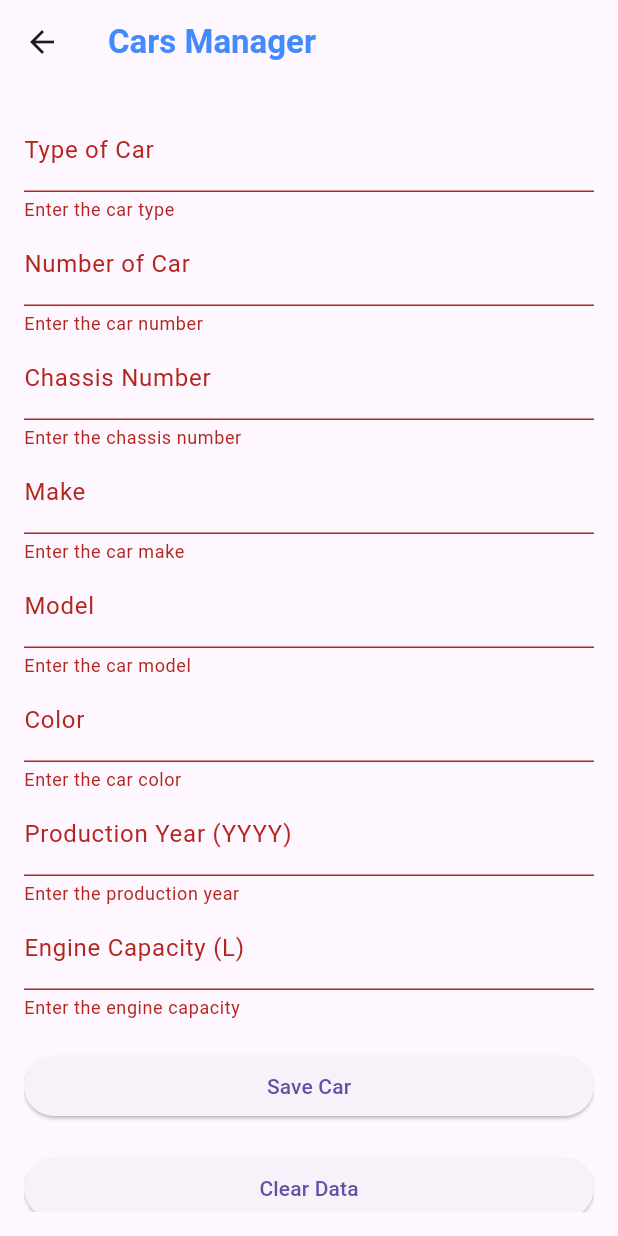
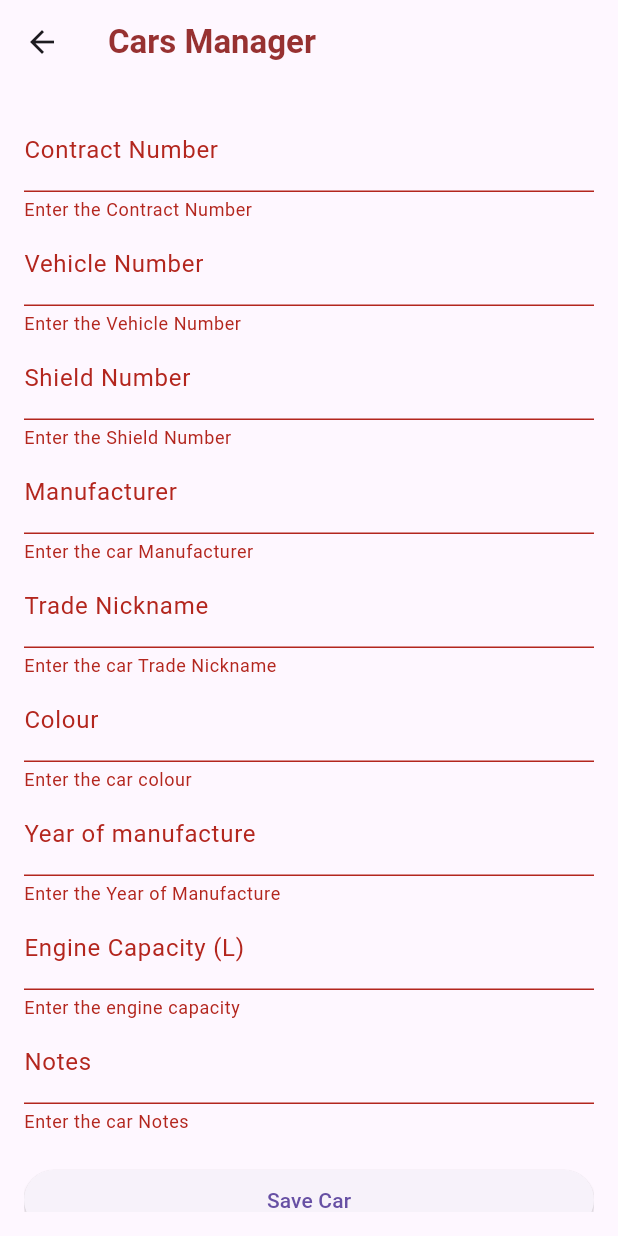
Before and after one commit to hasanqrq/cars_manager, a Flutter app: the CarForm screen opened directly, after a tap on "Save Car", on a phone screen of 412 x 824 dp. Run offline on Flutter 3.47's test engine with Material 3 defaults, Android fonts, the light colour scheme and no system bars; our stand-ins replace cloud_firestore, file_picker, firebase_core; accounts and stored records are empty.

Commit message:
required modifications

```diff
--- a/lib/car.dart
+++ b/lib/car.dart
@@ -1,51 +1,65 @@
 class Car {
   final String id;
-  final String typeOfCar;
-  final int numberOfCar;
-  final String chassisNumber;
-  final String make;
-  final String model;
-  final String color;
-  final DateTime productionDate;
+  final String
+      contractNumber; // Update this if the field name in Firestore is 'typeOfCar'
+  final int vehicleNumber;
+  final String shieldNumber;
+  final String manufacturer;
+  final String tradeNickname;
+  final String colour; // This should match 'color' in Firestore
+  final DateTime yearOfmanufacture;
   final double engineCapacity;
+  final String notes;
 
   Car({
     required this.id,
-    required this.typeOfCar,
-    required this.numberOfCar,
-    required this.chassisNumber,
-    required this.make,
-    required this.model,
-    required this.color,
-    required this.productionDate,
+    required this.contractNumber,
+    required this.vehicleNumber,
+    required this.shieldNumber,
+    required this.manufacturer,
+    required this.tradeNickname,
+    required this.colour,
+    required this.yearOfmanufacture,
     required this.engineCapacity,
+    required this.notes,
   });
 
   Map<String, dynamic> toMap() {
     return {
       'id': id,
-      'typeOfCar': typeOfCar,
-      'numberOfCar': numberOfCar,
-      'chassisNumber': chassisNumber,
-      'make': make,
-      'model': model,
-      'color': color,
-      'productionDate': productionDate.toIso8601String(),
+      'typeOfCar':
+          contractNumber, // Update this key if Firestore uses 'typeOfCar'
+      'vehicleNumber': vehicleNumber,
+      'shieldNumber': shieldNumber,
+      'manufacturer': manufacturer,
+      'tradeNickname': tradeNickname,
+      'color': colour, // Ensure this key matches Firestore
+      'yearOfmanufacture': yearOfmanufacture.toIso8601String(),
       'engineCapacity': engineCapacity,
+      'notes': notes,
     };
   }
 
   factory Car.fromMap(Map<String, dynamic> map) {
     return Car(
-      id: map['id'],
-      typeOfCar: map['typeOfCar'],
-      numberOfCar: map['numberOfCar'],
-      chassisNumber: map['chassisNumber'],
-      make: map['make'],
-      model: map['model'],
-      color: map['color'],
-      productionDate: DateTime.parse(map['productionDate']),
-      engineCapacity: map['engineCapacity'],
+      id: map['id'] ?? '', // Add default empty string to avoid null errors
+      contractNumber: map['typeOfCar'] ??
+          '', // Use 'typeOfCar' based on your Firestore data
+      vehicleNumber: map['vehicleNumber'] ?? 0, // Add default value for int
+      shieldNumber: map['shieldNumber'] ??
+          '', // Add default empty string to avoid null errors
+      manufacturer: map['manufacturer'] ??
+          '', // Add default empty string to avoid null errors
+      tradeNickname: map['tradeNickname'] ??
+          '', // Add default empty string to avoid null errors
+      colour: map['color'] ??
+          '', // Ensure this matches Firestore and add default value
+      yearOfmanufacture: DateTime.parse(map['yearOfmanufacture'] ??
+          DateTime.now().toString()), // Add fallback for date parsing
+      engineCapacity: map['engineCapacity']?.toDouble() ??
+          0.0, // Convert to double and add default value
+      notes:
+          map['notes'] ?? '', // Add default empty string to avoid null errors
     );
   }
 }
--- a/lib/car_form.dart
+++ b/lib/car_form.dart
@@ -5,7 +5,7 @@ import 'cars_table.dart';
 import 'car.dart';
 
 class CarForm extends StatefulWidget {
-  const CarForm({Key? key}) : super(key: key);
+  const CarForm({super.key});
 
   @override
   CarFormState createState() => CarFormState();
@@ -14,44 +14,48 @@ class CarForm extends StatefulWidget {
 class CarFormState extends State<CarForm> {
   final _formKey = GlobalKey<FormState>();
 
-  final _typeOfCarController = TextEditingController();
-  final _numberOfCarController = TextEditingController();
-  final _chassisNumberController = TextEditingController();
-  final _makeController = TextEditingController();
-  final _modelController = TextEditingController();
-  final _colorController = TextEditingController();
-  final _productionDateController = TextEditingController();
+  final _contractNumberController = TextEditingController();
+  final _vehicleNumberController = TextEditingController();
+  final _shieldNumberController = TextEditingController();
+  final _manufacturerController = TextEditingController();
+  final _tradeNicknameController = TextEditingController();
+  final _colourController = TextEditingController();
+  final _yearOfmanufactureController = TextEditingController();
   final _engineCapacityController = TextEditingController();
+  final _notesController = TextEditingController();
 
   @override
   void dispose() {
-    _typeOfCarController.dispose();
-    _numberOfCarController.dispose();
-    _chassisNumberController.dispose();
-    _makeController.dispose();
-    _modelController.dispose();
-    _colorController.dispose();
-    _productionDateController.dispose();
+    _contractNumberController.dispose();
+    _vehicleNumberController.dispose();
+    _shieldNumberController.dispose();
+    _manufacturerController.dispose();
+    _tradeNicknameController.dispose();
+    _colourController.dispose();
+    _yearOfmanufactureController.dispose();
     _engineCapacityController.dispose();
+    _notesController.dispose();
+
     super.dispose();
   }
 
   void _saveCar() async {
     if (_formKey.currentState!.validate()) {
       final car = Car(
-        id: FirebaseFirestore.instance.collection('cars').doc().id,
-        typeOfCar: _typeOfCarController.text,
-        numberOfCar: int.parse(_numberOfCarController.text),
-        chassisNumber: _chassisNumberController.text,
-        make: _makeController.text,
-        model: _modelController.text,
-        color: _colorController.text,
-        productionDate: DateTime(
-            int.parse(_productionDateController.text)), // Using only the year
-        engineCapacity: double.parse(_engineCapacityController.text),
-      );
+          id: FirebaseFirestore.instance.collection('cars').doc().id,
+          contractNumber: _contractNumberController.text,
+          vehicleNumber: int.parse(_vehicleNumberController.text),
+          shieldNumber: _shieldNumberController.text,
+          manufacturer: _manufacturerController.text,
+          tradeNickname: _tradeNicknameController.text,
+          colour: _colourController.text,
+          yearOfmanufacture: DateTime(int.parse(
+              _yearOfmanufactureController.text)), // Using only the year
+          engineCapacity: double.parse(_engineCapacityController.text),
+          notes: _notesController.text);
       await DatabaseHelper().insertCar(car);
 
+      if (!mounted) return; // Check if widget is still mounted
       ScaffoldMessenger.of(context).showSnackBar(
         const SnackBar(
           content: Text('Car saved successfully!'),
@@ -65,14 +69,15 @@ class CarFormState extends State<CarForm> {
 
   void _clearFields() {
     setState(() {
-      _typeOfCarController.clear();
-      _numberOfCarController.clear();
-      _chassisNumberController.clear();
-      _makeController.clear();
-      _modelController.clear();
-      _colorController.clear();
-      _productionDateController.clear();
+      _contractNumberController.clear();
+      _vehicleNumberController.clear();
+      _shieldNumberController.clear();
+      _manufacturerController.clear();
+      _tradeNicknameController.clear();
+      _colourController.clear();
+      _yearOfmanufactureController.clear();
       _engineCapacityController.clear();
+      _notesController.clear();
     });
   }
 
@@ -83,7 +88,7 @@ class CarFormState extends State<CarForm> {
         title: const Text(
           'Cars Manager',
           style: TextStyle(
-            color: Colors.blueAccent,
+            color: Color(0xff973131),
             fontWeight: FontWeight.bold,
           ),
         ),
@@ -95,49 +100,49 @@ class CarFormState extends State<CarForm> {
           child: ListView(
             children: [
               TextFormField(
-                controller: _typeOfCarController,
-                decoration: const InputDecoration(labelText: 'Type of Car'),
+                controller: _contractNumberController,
+                decoration: const InputDecoration(labelText: 'Contract Number'),
                 validator: (value) =>
-                    value!.isEmpty ? 'Enter the car type' : null,
+                    value!.isEmpty ? 'Enter the Contract Number' : null,
               ),
               TextFormField(
-                controller: _numberOfCarController,
-                decoration: const InputDecoration(labelText: 'Number of Car'),
+                controller: _vehicleNumberController,
+                decoration: const InputDecoration(labelText: 'Vehicle Number '),
                 keyboardType: TextInputType.number,
                 validator: (value) =>
-                    value!.isEmpty ? 'Enter the car number' : null,
+                    value!.isEmpty ? 'Enter the Vehicle Number ' : null,
               ),
               TextFormField(
-                controller: _chassisNumberController,
-                decoration: const InputDecoration(labelText: 'Chassis Number'),
+                controller: _shieldNumberController,
+                decoration: const InputDecoration(labelText: 'Shield Number'),
                 validator: (value) =>
-                    value!.isEmpty ? 'Enter the chassis number' : null,
+                    value!.isEmpty ? 'Enter the Shield Number' : null,
               ),
               TextFormField(
-                controller: _makeController,
-                decoration: const InputDecoration(labelText: 'Make'),
+                controller: _manufacturerController,
+                decoration: const InputDecoration(labelText: 'Manufacturer'),
                 validator: (value) =>
-                    value!.isEmpty ? 'Enter the car make' : null,
+                    value!.isEmpty ? 'Enter the car Manufacturer' : null,
               ),
               TextFormField(
-                controller: _modelController,
-                decoration: const InputDecoration(labelText: 'Model'),
+                controller: _tradeNicknameController,
+                decoration: const InputDecoration(labelText: 'Trade Nickname'),
                 validator: (value) =>
-                    value!.isEmpty ? 'Enter the car model' : null,
+                    value!.isEmpty ? 'Enter the car Trade Nickname' : null,
               ),
               TextFormField(
-                controller: _colorController,
-                decoration: const InputDecoration(labelText: 'Color'),
+                controller: _colourController,
+                decoration: const InputDecoration(labelText: 'Colour'),
                 validator: (value) =>
-                    value!.isEmpty ? 'Enter the car color' : null,
+                    value!.isEmpty ? 'Enter the car colour' : null,
               ),
               TextFormField(
-                controller: _productionDateController,
+                controller: _yearOfmanufactureController,
                 decoration: const InputDecoration(
-                    labelText: 'Production Year (YYYY)'), // Updated label
+                    labelText: 'Year of manufacture'), // Updated label
                 validator: (value) {
                   if (value!.isEmpty) {
-                    return 'Enter the production year';
+                    return 'Enter the Year of Manufacture';
                   } else if (int.tryParse(value) == null || value.length != 4) {
                     return 'Enter a valid year';
                   }
@@ -154,6 +159,12 @@ class CarFormState extends State<CarForm> {
                 validator: (value) =>
                     value!.isEmpty ? 'Enter the engine capacity' : null,
               ),
+              TextFormField(
+                controller: _notesController,
+                decoration: const InputDecoration(labelText: 'Notes'),
+                validator: (value) =>
+                    value!.isEmpty ? 'Enter the car Notes' : null,
+              ),
               const SizedBox(height: 20),
               ElevatedButton(
                 onPressed: _saveCar,
@@ -169,7 +180,7 @@ class CarFormState extends State<CarForm> {
                 onPressed: () {
                   Navigator.push(
                     context,
-                    MaterialPageRoute(builder: (context) => CarsTable()),
+                    MaterialPageRoute(builder: (context) => const CarsTable()),
                   );
                 },
                 child: const Text('Go to Cars Table'),
--- a/lib/cars_table.dart
+++ b/lib/cars_table.dart
@@ -4,13 +4,13 @@ import 'car.dart';
 import 'package:intl/intl.dart';
 
 class CarsTable extends StatefulWidget {
-  const CarsTable({Key? key}) : super(key: key);
+  const CarsTable({super.key});
 
   @override
-  _CarsTableState createState() => _CarsTableState();
+  CarsTableState createState() => CarsTableState();
 }
 
-class _CarsTableState extends State<CarsTable> {
+class CarsTableState extends State<CarsTable> {
   List<Car>? _cars;
   String searchQuery = ""; // Variable to hold the search query
 
@@ -22,6 +22,10 @@ class _CarsTableState extends State<CarsTable> {
 
   void _refreshCars() async {
     final cars = await DatabaseHelper().getCars();
+    debugPrint('Fetched cars: ${cars.length}'); // Debugging line
+
+    if (!mounted) return; // Check if widget is still mounted
+
     setState(() {
       _cars = cars;
     });
@@ -29,11 +33,15 @@ class _CarsTableState extends State<CarsTable> {
 
   void _deleteCar(String id) async {
     await DatabaseHelper().deleteCar(id);
+
+    if (!mounted) return; // Check if widget is still mounted
+
     setState(() {
       _cars = _cars?.where((car) => car.id != id).toList();
     });
+
     ScaffoldMessenger.of(context).showSnackBar(
-      SnackBar(
+      const SnackBar(
         content: Text('Car deleted successfully!'),
         duration: Duration(seconds: 3),
       ),
@@ -46,14 +54,16 @@ class _CarsTableState extends State<CarsTable> {
       return cars;
     } else {
       return cars.where((car) {
-        return car.typeOfCar
+        return car.contractNumber
                 .toLowerCase()
                 .contains(searchQuery.toLowerCase()) ||
-            car.chassisNumber
+            car.shieldNumber
                 .toLowerCase()
                 .contains(searchQuery.toLowerCase()) ||
-            car.make.toLowerCase().contains(searchQuery.toLowerCase()) ||
-            car.model.toLowerCase().contains(searchQuery.toLowerCase());
+            car.manufacturer
+                .toLowerCase()
+                .contains(searchQuery.toLowerCase()) ||
+            car.tradeNickname.toLowerCase().contains(searchQuery.toLowerCase());
       }).toList();
     }
   }
@@ -62,7 +72,9 @@ class _CarsTableState extends State<CarsTable> {
   Widget build(BuildContext context) {
     return Scaffold(
       appBar: AppBar(
-        title: const Text('Stored Cars'),
+        title: const Text(
+          'Stored Cars',
+        ),
       ),
       body: Column(
         children: [
@@ -70,7 +82,8 @@ class _CarsTableState extends State<CarsTable> {
             padding: const EdgeInsets.all(16.0),
             child: TextField(
               decoration: const InputDecoration(
-                labelText: 'Search by Type, Chassis Number, Make, or Model',
+                labelText:
+                    'Search by Type, Shield Number, Trade Nickname, or Contract Number',
                 border: OutlineInputBorder(),
               ),
               onChanged: (query) {
@@ -91,30 +104,32 @@ class _CarsTableState extends State<CarsTable> {
                           scrollDirection: Axis.horizontal,
                           child: DataTable(
                             columns: const [
-                              DataColumn(label: Text('Type')),
-                              DataColumn(label: Text('Number')),
-                              DataColumn(label: Text('Chassis Number')),
-                              DataColumn(label: Text('Make')),
-                              DataColumn(label: Text('Model')),
-                              DataColumn(label: Text('Color')),
-                              DataColumn(label: Text('Production Date')),
+                              DataColumn(label: Text('Contract Number')),
+                              DataColumn(label: Text('Vehicle Number ')),
+                              DataColumn(label: Text('Shield Number ')),
+                              DataColumn(label: Text('Manufacturer')),
+                              DataColumn(label: Text('Trade Nickname')),
+                              DataColumn(label: Text('Colour')),
+                              DataColumn(label: Text('Year of manufacture')),
                               DataColumn(label: Text('Engine Capacity')),
+                              DataColumn(label: Text('Notes')),
                               DataColumn(label: Text('Actions')),
                             ],
                             rows: _filterCars(_cars!).map((car) {
                               final String formattedDate = DateFormat.y().format(
-                                  car.productionDate); // Format date to show only the year
+                                  car.yearOfmanufacture); // Format date to show only the year
                               return DataRow(
                                 cells: [
-                                  DataCell(Text(car.typeOfCar)),
-                                  DataCell(Text(car.numberOfCar.toString())),
-                                  DataCell(Text(car.chassisNumber)),
-                                  DataCell(Text(car.make)),
-                                  DataCell(Text(car.model)),
-                                  DataCell(Text(car.color)),
+                                  DataCell(Text(car.contractNumber)),
+                                  DataCell(Text(car.vehicleNumber.toString())),
+                                  DataCell(Text(car.shieldNumber)),
+                                  DataCell(Text(car.manufacturer)),
+                                  DataCell(Text(car.tradeNickname)),
+                                  DataCell(Text(car.colour)),
                                   DataCell(Text(
                                       formattedDate)), // Display only the year
                                   DataCell(Text(car.engineCapacity.toString())),
+                                  DataCell(Text(car.notes)),
                                   DataCell(
                                     IconButton(
                                       icon: const Icon(Icons.delete,
--- a/lib/database_helper.dart
+++ b/lib/database_helper.dart
@@ -5,32 +5,53 @@ class DatabaseHelper {
   final CollectionReference carsCollection =
       FirebaseFirestore.instance.collection('cars');
 
+  /// Inserts a car into the Firestore collection.
   Future<void> insertCar(Car car) async {
+    try {
       await carsCollection.doc(car.id).set(car.toMap());
-    print("Car saved: ${car.toMap()}");
+    } catch (e) {
+      // Handle error here if needed
+    }
   }
 
-  Future<Car?> getCarByChassisNumber(String chassisNumber) async {
+  /// Fetches a car from Firestore using the shieldNumber.
+  Future<Car?> getCarByChassisNumber(String shieldNumber) async {
+    try {
       QuerySnapshot querySnapshot = await carsCollection
-        .where('chassisNumber', isEqualTo: chassisNumber)
+          .where('shieldNumber', isEqualTo: shieldNumber)
           .limit(1)
           .get();
+
       if (querySnapshot.docs.isNotEmpty) {
         return Car.fromMap(
             querySnapshot.docs.first.data() as Map<String, dynamic>);
       }
+    } catch (e) {
+      // Handle error here if needed
+    }
     return null;
   }
 
+  /// Fetches all cars from the Firestore collection.
   Future<List<Car>> getCars() async {
+    try {
       QuerySnapshot querySnapshot = await carsCollection.get();
+
       return querySnapshot.docs
           .map((doc) => Car.fromMap(doc.data() as Map<String, dynamic>))
           .toList();
+    } catch (e) {
+      // Handle error here if needed
+      return [];
+    }
   }
 
+  /// Deletes a car from Firestore using the document ID.
   Future<void> deleteCar(String id) async {
+    try {
       await carsCollection.doc(id).delete();
-    print("Car with ID $id deleted");
+    } catch (e) {
+      // Handle error here if needed
     }
   }
+}
```
Also changed, not shown: lib/main.dart (+109 -99 lines). Lines whose indentation alone changed are shown as unchanged.
